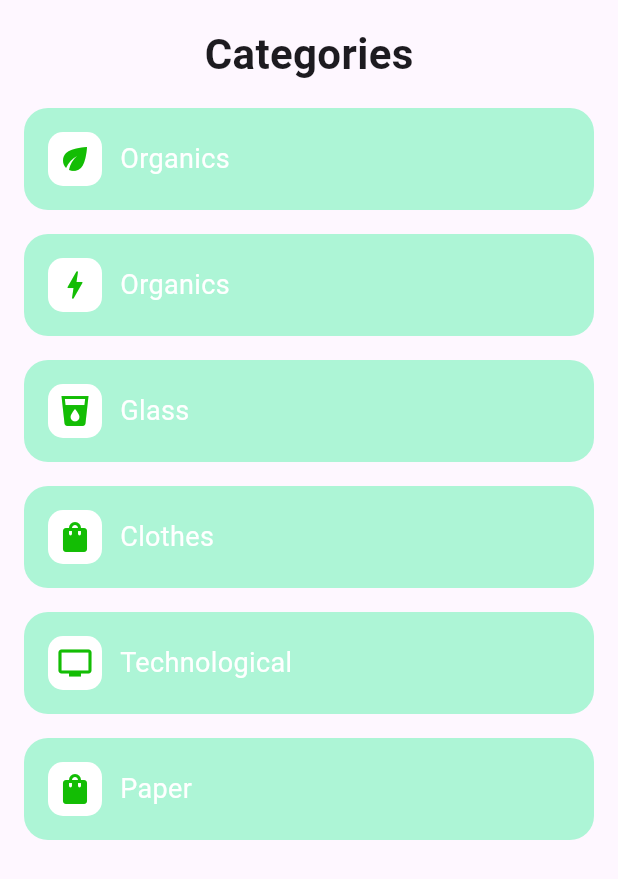
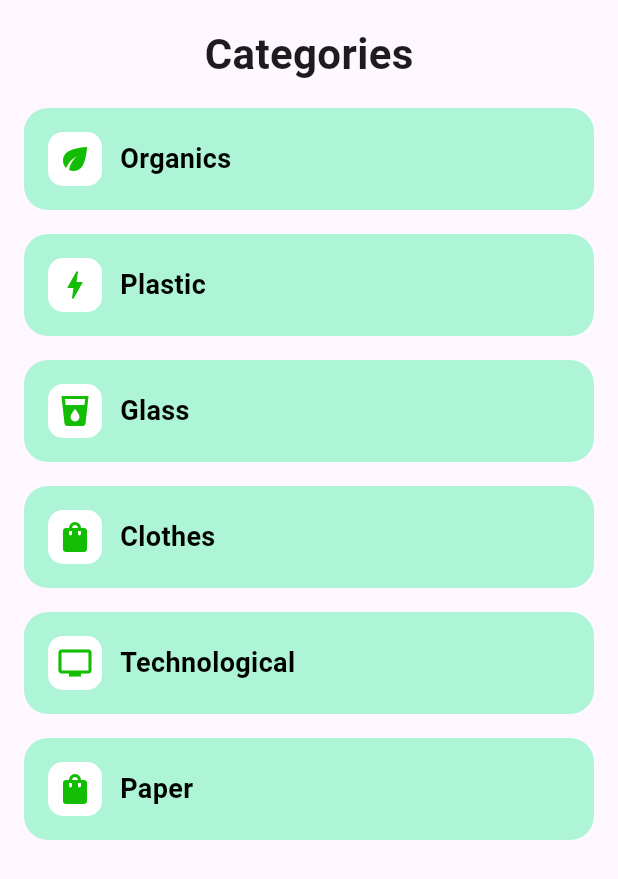
Before and after one commit to Aspendas/eco_echo, a Flutter app: the WikiScreen widget shown alone on an empty page, opened directly, on a phone screen of 412 x 824 dp. Shown: the top 879 px of the screen. Run offline on Flutter 3.47's test engine with Material 3 defaults, Android fonts, the phone set to English and light mode, and no system bars; our stand-ins replace camera, flutter_gemini; statements that could not run were skipped.

Commit message:
add wiki screen

```diff
--- a/lib/screens/home.dart
+++ b/lib/screens/home.dart
@@ -1,7 +1,7 @@
 import 'dart:developer';
 
 import 'package:camera/camera.dart';
-import 'package:eco_echo/screens/camera.dart';
+import 'package:eco_echo/screens/camera/camera.dart';
 import 'package:eco_echo/screens/wiki/wiki_screen.dart';
 import 'package:flutter/material.dart';
 import 'package:flutter_gemini/flutter_gemini.dart';
@@ -29,7 +29,7 @@ class _HomePageState extends State<HomePage> {
     gemini.text("how to recycle a television").then((value) {
       setState(() {
         text = text + (value?.output ?? "");
-        print(text);
+        log(text);
         loading = false;
       });
     }).catchError((e) => log(e));
--- a/lib/screens/wiki/wiki_screen.dart
+++ b/lib/screens/wiki/wiki_screen.dart
@@ -1,5 +1,5 @@
 import 'package:eco_echo/models/wiki/categories.dart';
-import 'package:eco_echo/widgets/wiki/WasteCategoryItem.dart';
+import 'package:eco_echo/widgets/wiki/waste_category_item.dart';
 import 'package:flutter/material.dart';
 
 class WikiScreen extends StatelessWidget {
@@ -29,7 +29,7 @@ class WikiScreen extends StatelessWidget {
           size: 24,
           color: Color(0xff13BD04),
         ),
-        title: "Organics",
+        title: "Plastic",
       ),
       WasteCategories(
         icon: const Icon(
--- a/lib/widgets/wiki/WasteCategoryItem.dart
+++ /dev/null
@@ -1,37 +0,0 @@
-import 'package:eco_echo/models/wiki/categories.dart';
-import 'package:flutter/material.dart';
-
-class WasteCategoryItem extends StatelessWidget {
-  const WasteCategoryItem({Key? key, required this.categories})
-      : super(key: key);
-
-  final WasteCategories categories;
-  @override
-  Widget build(BuildContext context) {
-    return Container(
-      margin: const EdgeInsets.only(left: 16, right: 16, bottom: 16),
-      padding: const EdgeInsets.all(16),
-      decoration: BoxDecoration(
-        color: const Color(0xffADF5D6),
-        borderRadius: BorderRadius.circular(16),
-      ),
-      child: Row(
-        children: [
-          Container(
-            padding: const EdgeInsets.all(6),
-            decoration: BoxDecoration(
-              color: Colors.white,
-              borderRadius: BorderRadius.circular(10),
-            ),
-            child: categories.icon,
-          ),
-          const SizedBox(width: 12),
-          Text(
-            categories.title,
-            style: const TextStyle(fontSize: 18, color: Colors.white),
-          ),
-        ],
-      ),
-    );
-  }
-}
--- /dev/null
+++ b/lib/widgets/wiki/waste_category_item.dart
@@ -0,0 +1,56 @@
+import 'package:eco_echo/models/wiki/categories.dart';
+import 'package:flutter/material.dart';
+
+class WasteCategoryItem extends StatelessWidget {
+  const WasteCategoryItem({Key? key, required this.categories})
+      : super(key: key);
+
+  final WasteCategories categories;
+  @override
+  Widget build(BuildContext context) {
+    return GestureDetector(
+      onTap: () {
+        Navigator.of(context).push(
+          MaterialPageRoute(
+            builder: (context) => Scaffold(
+              appBar: AppBar(
+                title: Text(categories.title),
+              ),
+              body: Center(
+                child: Text(categories.title),
+              ),
+            ),
+          ),
+        );
+      },
+      child: Container(
+        margin: const EdgeInsets.only(left: 16, right: 16, bottom: 16),
+        padding: const EdgeInsets.all(16),
+        decoration: BoxDecoration(
+          color: const Color(0xffADF5D6),
+          borderRadius: BorderRadius.circular(16),
+        ),
+        child: Row(
+          children: [
+            Container(
+              padding: const EdgeInsets.all(6),
+              decoration: BoxDecoration(
+                color: Colors.white,
+                borderRadius: BorderRadius.circular(10),
+              ),
+              child: categories.icon,
+            ),
+            const SizedBox(width: 12),
+            Text(
+              categories.title,
+              style: const TextStyle(
+                  fontSize: 18,
+                  fontWeight: FontWeight.w700,
+                  color: Colors.black),
+            ),
+          ],
+        ),
+      ),
+    );
+  }
+}
```
Also changed, not shown: lib/screens/camera/camera.dart (renamed from lib/screens/camera.dart, +5 -22 lines), lib/screens/camera/display_picture.dart (added, +88 -0 lines), 2 other files.
